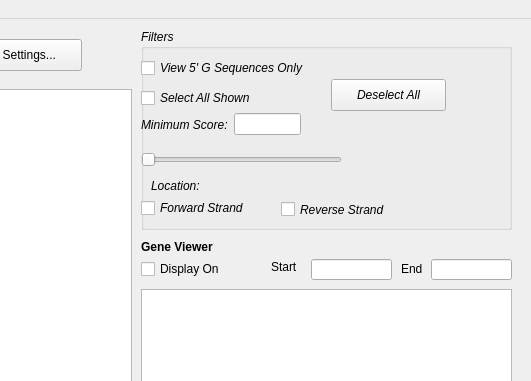
TrinhLab/CASPERapp, file resultsWindow.ui: the form before one commit; both pictures show x 569 to 1100 and y 0 to 381 of the 1100 by 650 pixel window.
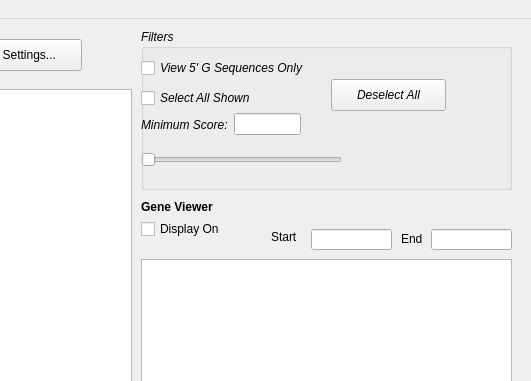
The form after the commit.

Commit message: Addressed bugs listed in the Google Drive file: -Filters in Results.py -No targets for gene on Chr #2 -Gene toggle

What changed in the file:
```diff
--- a/resultsWindow.ui
+++ b/resultsWindow.ui
@@ -18,9 +18,9 @@
     <property name="geometry">
      <rect>
       <x>710</x>
-      <y>270</y>
+      <y>240</y>
       <width>371</width>
-      <height>311</height>
+      <height>341</height>
      </rect>
     </property>
    </widget>
@@ -28,7 +28,7 @@
     <property name="geometry">
      <rect>
       <x>710</x>
-      <y>220</y>
+      <y>180</y>
       <width>81</width>
       <height>16</height>
      </rect>
@@ -47,7 +47,7 @@
     <property name="geometry">
      <rect>
       <x>880</x>
-      <y>240</y>
+      <y>210</y>
       <width>81</width>
       <height>21</height>
      </rect>
@@ -57,7 +57,7 @@
     <property name="geometry">
      <rect>
       <x>1000</x>
-      <y>240</y>
+      <y>210</y>
       <width>81</width>
       <height>21</height>
      </rect>
@@ -67,7 +67,7 @@
     <property name="geometry">
      <rect>
       <x>840</x>
-      <y>240</y>
+      <y>210</y>
       <width>41</width>
       <height>16</height>
      </rect>
@@ -80,7 +80,7 @@
     <property name="geometry">
      <rect>
       <x>970</x>
-      <y>240</y>
+      <y>210</y>
       <width>31</width>
       <height>20</height>
      </rect>
@@ -139,7 +139,7 @@
       <x>710</x>
       <y>10</y>
       <width>371</width>
-      <height>201</height>
+      <height>161</height>
      </rect>
     </property>
     <property name="font">
@@ -224,51 +224,12 @@
       <enum>Qt::Horizontal</enum>
      </property>
     </widget>
-    <widget class="QLabel" name="locLabel">
-     <property name="geometry">
-      <rect>
-       <x>10</x>
-       <y>150</y>
-       <width>56</width>
-       <height>13</height>
-      </rect>
-     </property>
-     <property name="text">
-      <string>Location:</string>
-     </property>
-    </widget>
-    <widget class="QCheckBox" name="checkBoxFwd">
-     <property name="geometry">
-      <rect>
-       <x>0</x>
-       <y>170</y>
-       <width>131</width>
-       <height>18</height>
-      </rect>
-     </property>
-     <property name="text">
-      <string>Forward Strand</string>
-     </property>
-    </widget>
-    <widget class="QCheckBox" name="checkBoxRev">
-     <property name="geometry">
-      <rect>
-       <x>140</x>
-       <y>170</y>
-       <width>131</width>
-       <height>21</height>
-      </rect>
-     </property>
-     <property name="text">
-      <string>Reverse Strand</string>
-     </property>
-    </widget>
    </widget>
    <widget class="QCheckBox" name="displayGeneViewer">
     <property name="geometry">
      <rect>
       <x>710</x>
-      <y>240</y>
+      <y>200</y>
       <width>87</width>
       <height>20</height>
      </rect>
```
Left out of the diff: 2 changed lines with no effect on the pictures. The commit also changes 5 other files.
